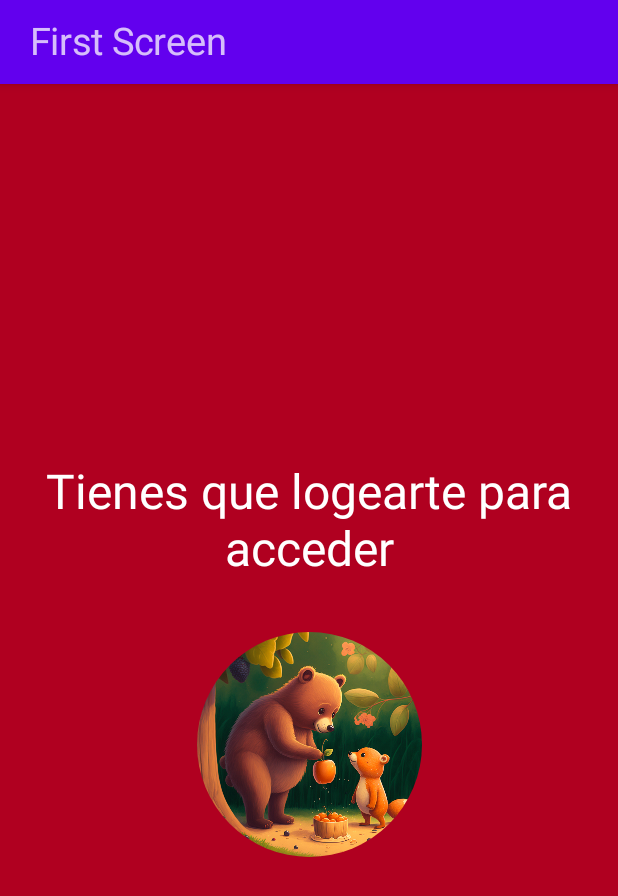
After one commit to neolink557/learning-compose-app, an Android app built with Jetpack Compose: the LoginScreen screen opened through its navigation route, on a phone screen of 412 x 824 dp. The commit adds this screen. Shown: the top 896 px of the screen. Run offline under Robolectric (Android 15) with nearby library versions, the phone set to English and light mode, and no system bars; our stand-ins replace livedata-compose.

Commit message:
fingerprint implemented

```diff
--- a/app/src/main/AndroidManifest.xml
+++ b/app/src/main/AndroidManifest.xml
@@ -13,7 +13,7 @@
         android:theme="@style/Theme.Learning"
         tools:targetApi="31">
         <activity
-            android:name=".MainActivity"
+            android:name=".ui.main.MainActivity"
             android:exported="true"
             android:label="@string/app_name"
             android:theme="@style/Theme.Learning">
--- a/app/src/main/java/com/example/learning/navigation/AppNavigation.kt
+++ b/app/src/main/java/com/example/learning/navigation/AppNavigation.kt
@@ -8,12 +8,19 @@ import androidx.navigation.compose.rememberNavController
 import androidx.navigation.navArgument
 import com.example.learning.Message
 import com.example.learning.screens.FirstScreen
+import com.example.learning.screens.LoginScreen
 import com.example.learning.screens.SecondScreen
+import com.example.learning.ui.main.MainViewModel
 
 @Composable
-fun AppNavigation() {
+fun AppNavigation(viewModel: MainViewModel) {
     val navController = rememberNavController()
-    NavHost(navController = navController , startDestination = AppScreens.FirstScreen.route){
+    NavHost(navController = navController , startDestination = AppScreens.LoginScreen.route){
+
+        composable(route = AppScreens.LoginScreen.route){
+            LoginScreen(navController,viewModel)
+        }
+
         composable(route = AppScreens.FirstScreen.route){
             FirstScreen(navController)
         }
--- a/app/src/main/java/com/example/learning/navigation/AppScreens.kt
+++ b/app/src/main/java/com/example/learning/navigation/AppScreens.kt
@@ -1,6 +1,7 @@
 package com.example.learning.navigation
 
 sealed class AppScreens(val route:String){
+    object LoginScreen: AppScreens("login_screen")
     object FirstScreen: AppScreens("first_screen")
     object SecondScreen: AppScreens("second_screen")
 }
--- /dev/null
+++ b/app/src/main/java/com/example/learning/screens/LoginScreen.kt
@@ -0,0 +1,100 @@
+package com.example.learning.screens
+
+import android.content.Context
+import android.content.res.Configuration
+import androidx.biometric.BiometricManager
+import androidx.compose.foundation.*
+import androidx.compose.foundation.layout.*
+import androidx.compose.foundation.shape.CircleShape
+import androidx.compose.ui.Alignment
+import androidx.compose.ui.Modifier
+import androidx.compose.ui.draw.clip
+import androidx.compose.ui.res.painterResource
+import androidx.compose.ui.tooling.preview.Preview
+import androidx.compose.ui.unit.dp
+import androidx.compose.ui.unit.sp
+import androidx.compose.material.*
+import androidx.compose.runtime.*
+import androidx.compose.runtime.livedata.observeAsState
+import androidx.compose.ui.text.style.TextAlign
+import androidx.lifecycle.LifecycleOwner
+import androidx.lifecycle.ViewModelProvider
+import androidx.lifecycle.ViewTreeLifecycleOwner
+import androidx.navigation.NavController
+import androidx.navigation.compose.rememberNavController
+import com.example.learning.R
+import com.example.learning.navigation.AppScreens
+import com.example.learning.ui.main.MainViewModel
+import com.example.learning.ui.theme.LearningTheme
+private lateinit var viewModel: MainViewModel
+private  var navigateYet = false
+
+@Composable
+fun LoginScreen(navController: NavController,vViewModel: MainViewModel) {
+    viewModel = vViewModel
+    Scaffold(topBar = {
+        TopAppBar() {
+            Spacer(modifier = Modifier.width(16.dp))
+            Text(
+                text = "First Screen",
+                fontSize = 25.sp
+            )
+        }
+    }) {
+        LearningTheme { BodyContent(navController) }
+    }
+}
+
+
+
+@Composable
+private fun BodyContent(navController: NavController) {
+    var navigate = false
+    var auth by remember {
+        mutableStateOf(false)
+    }
+    Column(
+        modifier = Modifier
+            .fillMaxSize()
+            .background(if (!auth) MaterialTheme.colors.error else MaterialTheme.colors.primary)
+            .padding(16.dp),
+        horizontalAlignment = Alignment.CenterHorizontally,
+        verticalArrangement = Arrangement.Center,
+    ) {
+        Text(
+            text = "Tienes que logearte para acceder",
+            color = if (!auth) MaterialTheme.colors.onError else MaterialTheme.colors.onPrimary,
+            fontSize = 32.sp,
+            textAlign = TextAlign.Center
+        )
+        Spacer(modifier = Modifier.size(36.dp))
+        Image(
+            modifier = Modifier
+                .size(150.dp)
+                .clip(CircleShape).clickable {
+                    viewModel.hasLaunch(true)
+                },
+            painter = painterResource(R.drawable.pear),
+            contentDescription = "foreground"
+        )
+    }
+
+     viewModel.auth.observeAsState().value?.let {
+         navigate = it
+         if (navigate and !navigateYet){
+             navController.navigate(
+                 route = AppScreens.FirstScreen.route
+             )
+             navigateYet = true
+         }
+     }
+}
+
+@Preview(showSystemUi = true)
+@Preview(uiMode = Configuration.UI_MODE_NIGHT_YES, showSystemUi = true)
+@Composable
+private fun PreviewTexts() {
+    LearningTheme() {
+        BodyContent(rememberNavController())
+    }
+}
--- /dev/null
+++ b/app/src/main/java/com/example/learning/ui/main/MainActivity.kt
@@ -0,0 +1,73 @@
+package com.example.learning.ui.main
+
+import android.os.Bundle
+import androidx.activity.compose.setContent
+import androidx.appcompat.app.AppCompatActivity
+import androidx.biometric.BiometricManager
+import androidx.biometric.BiometricPrompt
+import androidx.compose.material.MaterialTheme
+import androidx.compose.material.Surface
+import androidx.core.content.ContextCompat
+import androidx.lifecycle.LifecycleOwner
+import androidx.lifecycle.Observer
+import androidx.lifecycle.ViewModelProvider
+import com.example.learning.navigation.AppNavigation
+import com.example.learning.ui.theme.LearningTheme
+
+
+class MainActivity : AppCompatActivity() {
+    private var canAuthenticate = false
+    private lateinit var promptInfo: BiometricPrompt.PromptInfo
+    private lateinit var viewModel: MainViewModel
+
+    override fun onCreate(savedInstanceState: Bundle?) {
+        super.onCreate(savedInstanceState)
+        viewModel = ViewModelProvider(this)[MainViewModel::class.java]
+        setContent {
+            LearningTheme {
+                Surface(color = MaterialTheme.colors.background) {
+                    AppNavigation(viewModel)
+                }
+            }
+        }
+        setUpAuth()
+        authenticate {
+            viewModel.isAuth(it)
+        }
+
+    }
+
+    private fun setUpAuth() {
+        if (BiometricManager.from(this)
+                .canAuthenticate(
+                    BiometricManager.Authenticators.BIOMETRIC_STRONG or
+                            BiometricManager.Authenticators.DEVICE_CREDENTIAL
+                ) == BiometricManager.BIOMETRIC_SUCCESS
+        ) {
+            canAuthenticate = true
+            promptInfo = BiometricPrompt.PromptInfo.Builder()
+                .setTitle("Autenticacion Biometrica")
+                .setSubtitle("Autenticate para ingesar")
+                .setAllowedAuthenticators(BiometricManager.Authenticators.BIOMETRIC_STRONG or BiometricManager.Authenticators.DEVICE_CREDENTIAL)
+                .build()
+        }
+
+
+    }
+
+    private fun authenticate(auth: (auth: Boolean) -> Unit) {
+        if (canAuthenticate) {
+            BiometricPrompt(
+                this,
+                ContextCompat.getMainExecutor(this),
+                object : BiometricPrompt.AuthenticationCallback() {
+                    override fun onAuthenticationSucceeded(result: BiometricPrompt.AuthenticationResult) {
+                        super.onAuthenticationSucceeded(result)
+                        auth(true)
+                    }
+                }).authenticate(promptInfo)
+        } else (
+                auth(false)
+                )
+    }
+}
--- /dev/null
+++ b/app/src/main/java/com/example/learning/ui/main/MainViewModel.kt
@@ -0,0 +1,21 @@
+package com.example.learning.ui.main
+
+import android.text.InputFilter
+import androidx.lifecycle.LiveData
+import androidx.lifecycle.MutableLiveData
+import androidx.lifecycle.ViewModel
+
+class MainViewModel : ViewModel() {
+    val auth: LiveData<Boolean> get() = _auth
+    private var _auth = MutableLiveData<Boolean>()
+    val launch: LiveData<Boolean> get() = _launch
+    private var _launch = MutableLiveData<Boolean>()
+
+
+    fun isAuth(isAuth:Boolean){
+        _auth.postValue(isAuth)
+    }
+    fun hasLaunch(hLaunch:Boolean){
+        _launch.postValue(hLaunch)
+    }
+}
--- a/app/src/main/res/values/themes.xml
+++ b/app/src/main/res/values/themes.xml
@@ -1,7 +1,7 @@
 <?xml version="1.0" encoding="utf-8"?>
 <resources>
 
-    <style name="Theme.Learning" parent="android:Theme.Material.Light.NoActionBar">
+    <style name="Theme.Learning" parent="Theme.AppCompat.DayNight.NoActionBar">
         <item name="android:statusBarColor">@color/purple_700</item>
     </style>
 </resources>
```
Also changed, not shown: app/build.gradle (+7 -0 lines), app/src/main/java/com/example/learning/MainActivity.kt (deleted, +0 -34 lines), app/src/main/res/layout/activity_main.xml (added, +7 -0 lines).
